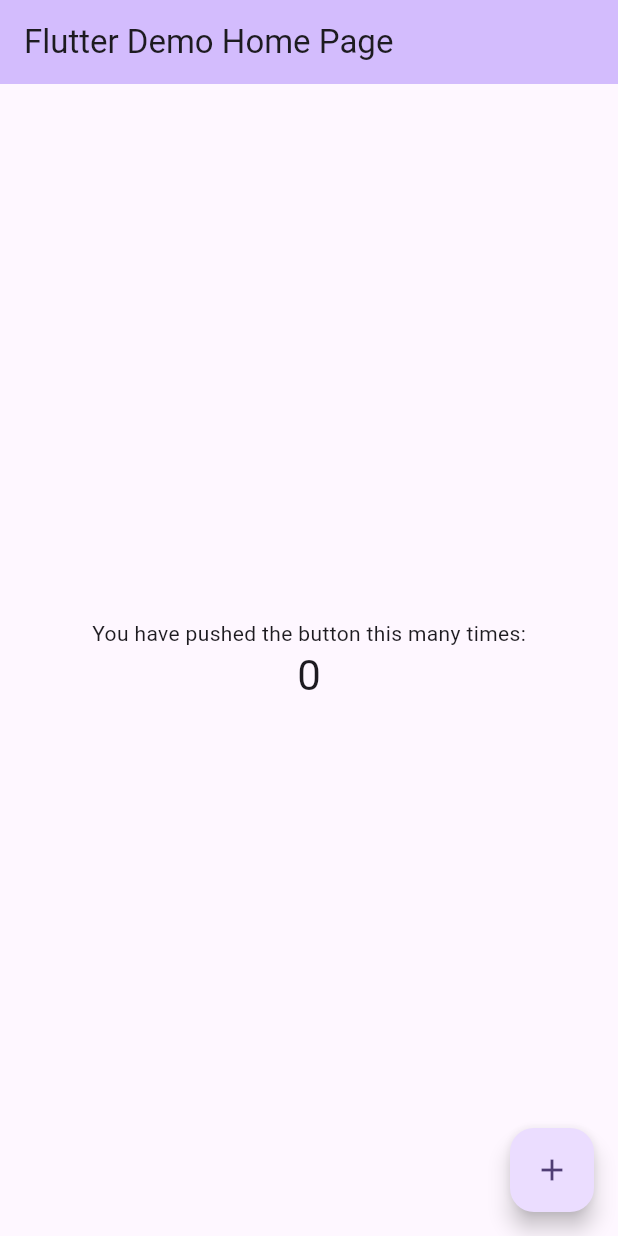
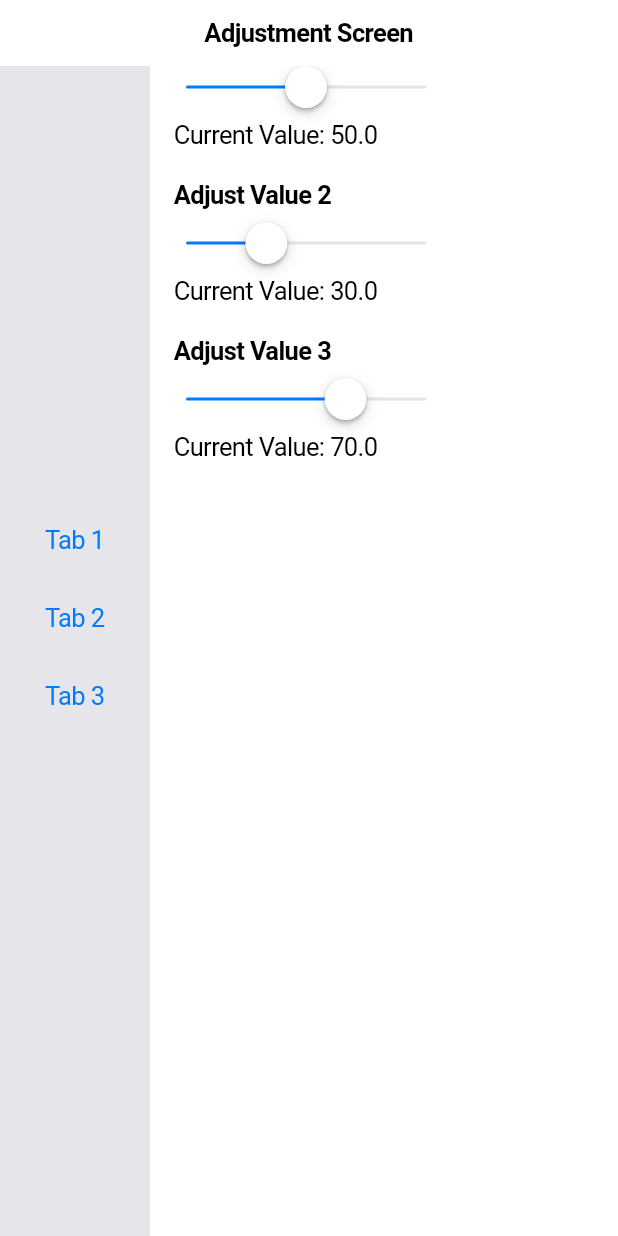
Before and after one commit to mahaamimran/euler_app, a Flutter app: the screen it shows after launch, on a phone screen of 412 x 824 dp. Run offline on Flutter 3.47's test engine with Material 3 defaults, Android fonts, the phone set to English and light mode, and no system bars.

Commit message:
adjustment slider

```diff
--- a/lib/main.dart
+++ b/lib/main.dart
@@ -1,125 +1,18 @@
-import 'package:flutter/material.dart';
+import 'package:flutter/cupertino.dart';
+import 'screens/adjustment_screen.dart';
 
 void main() {
-  runApp(const MyApp());
+  runApp(MyApp());
 }
 
 class MyApp extends StatelessWidget {
-  const MyApp({super.key});
-
-  // This widget is the root of your application.
   @override
   Widget build(BuildContext context) {
-    return MaterialApp(
-      title: 'Flutter Demo',
-      theme: ThemeData(
-        // This is the theme of your application.
-        //
-        // TRY THIS: Try running your application with "flutter run". You'll see
-        // the application has a purple toolbar. Then, without quitting the app,
-        // try changing the seedColor in the colorScheme below to Colors.green
-        // and then invoke "hot reload" (save your changes or press the "hot
-        // reload" button in a Flutter-supported IDE, or press "r" if you used
-        // the command line to start the app).
-        //
-        // Notice that the counter didn't reset back to zero; the application
-        // state is not lost during the reload. To reset the state, use hot
-        // restart instead.
-        //
-        // This works for code too, not just values: Most code changes can be
-        // tested with just a hot reload.
-        colorScheme: ColorScheme.fromSeed(seedColor: Colors.deepPurple),
-        useMaterial3: true,
+    return CupertinoApp(
+      theme: CupertinoThemeData(
+        brightness: Brightness.light,
       ),
-      home: const MyHomePage(title: 'Flutter Demo Home Page'),
+      home: AdjustmentScreen(),
     );
   }
 }
-
-class MyHomePage extends StatefulWidget {
-  const MyHomePage({super.key, required this.title});
-
-  // This widget is the home page of your application. It is stateful, meaning
-  // that it has a State object (defined below) that contains fields that affect
-  // how it looks.
-
-  // This class is the configuration for the state. It holds the values (in this
-  // case the title) provided by the parent (in this case the App widget) and
-  // used by the build method of the State. Fields in a Widget subclass are
-  // always marked "final".
-
-  final String title;
-
-  @override
-  State<MyHomePage> createState() => _MyHomePageState();
-}
-
-class _MyHomePageState extends State<MyHomePage> {
-  int _counter = 0;
-
-  void _incrementCounter() {
-    setState(() {
-      // This call to setState tells the Flutter framework that something has
-      // changed in this State, which causes it to rerun the build method below
-      // so that the display can reflect the updated values. If we changed
-      // _counter without calling setState(), then the build method would not be
-      // called again, and so nothing would appear to happen.
-      _counter++;
-    });
-  }
-
-  @override
-  Widget build(BuildContext context) {
-    // This method is rerun every time setState is called, for instance as done
-    // by the _incrementCounter method above.
-    //
-    // The Flutter framework has been optimized to make rerunning build methods
-    // fast, so that you can just rebuild anything that needs updating rather
-    // than having to individually change instances of widgets.
-    return Scaffold(
-      appBar: AppBar(
-        // TRY THIS: Try changing the color here to a specific color (to
-        // Colors.amber, perhaps?) and trigger a hot reload to see the AppBar
-        // change color while the other colors stay the same.
-        backgroundColor: Theme.of(context).colorScheme.inversePrimary,
-        // Here we take the value from the MyHomePage object that was created by
-        // the App.build method, and use it to set our appbar title.
-        title: Text(widget.title),
-      ),
-      body: Center(
-        // Center is a layout widget. It takes a single child and positions it
-        // in the middle of the parent.
-        child: Column(
-          // Column is also a layout widget. It takes a list of children and
-          // arranges them vertically. By default, it sizes itself to fit its
-          // children horizontally, and tries to be as tall as its parent.
-          //
-          // Column has various properties to control how it sizes itself and
-          // how it positions its children. Here we use mainAxisAlignment to
-          // center the children vertically; the main axis here is the vertical
-          // axis because Columns are vertical (the cross axis would be
-          // horizontal).
-          //
-          // TRY THIS: Invoke "debug painting" (choose the "Toggle Debug Paint"
-          // action in the IDE, or press "p" in the console), to see the
-          // wireframe for each widget.
-          mainAxisAlignment: MainAxisAlignment.center,
-          children: <Widget>[
-            const Text(
-              'You have pushed the button this many times:',
-            ),
-            Text(
-              '$_counter',
-              style: Theme.of(context).textTheme.headlineMedium,
-            ),
-          ],
-        ),
-      ),
-      floatingActionButton: FloatingActionButton(
-        onPressed: _incrementCounter,
-        tooltip: 'Increment',
-        child: const Icon(Icons.add),
-      ), // This trailing comma makes auto-formatting nicer for build methods.
-    );
-  }
-}
--- /dev/null
+++ b/lib/screens/adjustment_screen.dart
@@ -0,0 +1,105 @@
+
+import 'package:flutter/cupertino.dart';
+import 'package:flutter/material.dart';
+
+class AdjustmentScreen extends StatefulWidget {
+  @override
+  _AdjustmentScreenState createState() => _AdjustmentScreenState();
+}
+
+class _AdjustmentScreenState extends State<AdjustmentScreen> {
+  // These variables hold the slider values
+  double value1 = 50;
+  double value2 = 30;
+  double value3 = 70;
+
+  @override
+  Widget build(BuildContext context) {
+    return CupertinoPageScaffold(
+      navigationBar: CupertinoNavigationBar(
+        middle: Text('Adjustment Screen'),
+      ),
+      child: Row(
+        children: [
+          // Sidebar with tabs
+          Container(
+            width: 100,
+            color: CupertinoColors.lightBackgroundGray,
+            child: Column(
+              mainAxisAlignment: MainAxisAlignment.center,
+              children: [
+                CupertinoButton(
+                  child: Text('Tab 1'),
+                  onPressed: () {
+                    // Tab 1 action
+                  },
+                ),
+                CupertinoButton(
+                  child: Text('Tab 2'),
+                  onPressed: () {
+                    // Tab 2 action
+                  },
+                ),
+                CupertinoButton(
+                  child: Text('Tab 3'),
+                  onPressed: () {
+                    // Tab 3 action
+                  },
+                ),
+              ],
+            ),
+          ),
+          // Main content with sliders
+          Expanded(
+            child: Padding(
+              padding: const EdgeInsets.all(16.0),
+              child: Column(
+                crossAxisAlignment: CrossAxisAlignment.start,
+                children: [
+                  Text('Adjust Value 1', style: CupertinoTheme.of(context).textTheme.navTitleTextStyle),
+                  CupertinoSlider(
+                    value: value1,
+                    min: 0,
+                    max: 100,
+                    onChanged: (double newValue) {
+                      setState(() {
+                        value1 = newValue;
+                      });
+                    },
+                  ),
+                  Text('Current Value: $value1'),
+                  SizedBox(height: 20),
+                  Text('Adjust Value 2', style: CupertinoTheme.of(context).textTheme.navTitleTextStyle),
+                  CupertinoSlider(
+                    value: value2,
+                    min: 0,
+                    max: 100,
+                    onChanged: (double newValue) {
+                      setState(() {
+                        value2 = newValue;
+                      });
+                    },
+                  ),
+                  Text('Current Value: $value2'),
+                  SizedBox(height: 20),
+                  Text('Adjust Value 3', style: CupertinoTheme.of(context).textTheme.navTitleTextStyle),
+                  CupertinoSlider(
+                    value: value3,
+                    min: 0,
+                    max: 100,
+                    onChanged: (double newValue) {
+                      setState(() {
+                        value3 = newValue;
+                      });
+                    },
+                  ),
+                  Text('Current Value: $value3'),
+                ],
+              ),
+            ),
+          ),
+        ],
+      ),
+    );
+  }
+}
```
